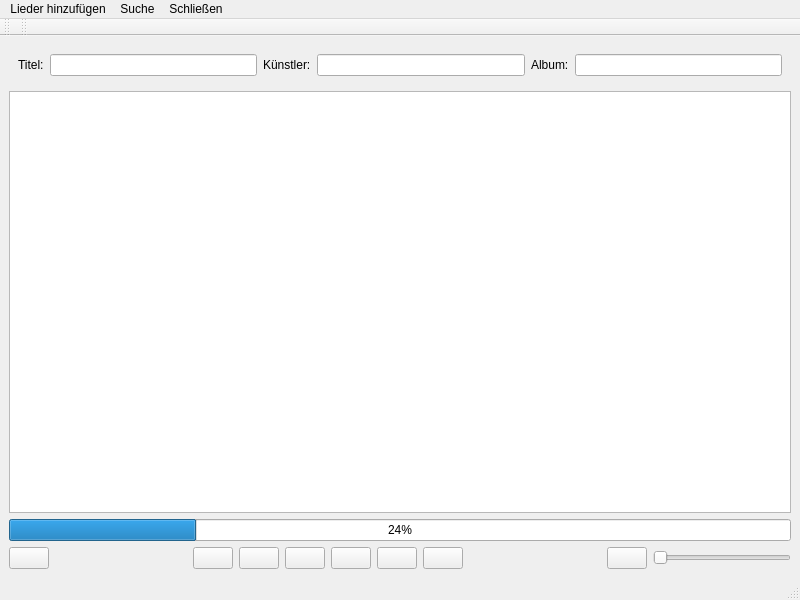
This is MP3-Player/player.ui in JenniferRied/mp3-Player as Qt 5 draws it before an edit. The edited form follows.
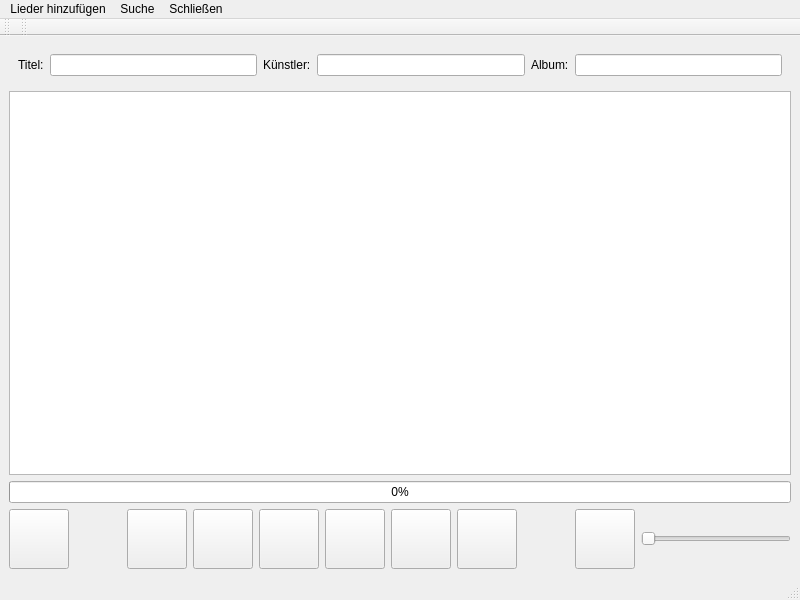
This is the edited form.

```diff
--- a/MP3-Player/player.ui
+++ b/MP3-Player/player.ui
@@ -57,7 +57,7 @@
     <item>
      <widget class="QProgressBar" name="lied_progressBar">
       <property name="value">
-       <number>24</number>
+       <number>0</number>
       </property>
      </widget>
     </item>
@@ -65,6 +65,18 @@
      <layout class="QHBoxLayout" name="horizontalLayout">
       <item>
        <widget class="QPushButton" name="zufall_button">
+        <property name="minimumSize">
+         <size>
+          <width>60</width>
+          <height>60</height>
+         </size>
+        </property>
+        <property name="maximumSize">
+         <size>
+          <width>60</width>
+          <height>60</height>
+         </size>
+        </property>
         <property name="text">
          <string/>
         </property>
@@ -85,6 +97,18 @@
       </item>
       <item>
        <widget class="QPushButton" name="zurueckspringen_button">
+        <property name="minimumSize">
+         <size>
+          <width>60</width>
+          <height>60</height>
+         </size>
+        </property>
+        <property name="maximumSize">
+         <size>
+          <width>60</width>
+          <height>60</height>
+         </size>
+        </property>
         <property name="text">
          <string/>
         </property>
@@ -92,6 +116,18 @@
       </item>
       <item>
        <widget class="QPushButton" name="zurueckspulen_button">
+        <property name="minimumSize">
+         <size>
+          <width>60</width>
+          <height>60</height>
+         </size>
+        </property>
+        <property name="maximumSize">
+         <size>
+          <width>60</width>
+          <height>60</height>
+         </size>
+        </property>
         <property name="text">
          <string/>
         </property>
@@ -99,6 +135,18 @@
       </item>
       <item>
        <widget class="QPushButton" name="wiedergabe_pause_button">
+        <property name="minimumSize">
+         <size>
+          <width>60</width>
+          <height>60</height>
+         </size>
+        </property>
+        <property name="maximumSize">
+         <size>
+          <width>60</width>
+          <height>60</height>
+         </size>
+        </property>
         <property name="text">
          <string/>
         </property>
@@ -106,6 +154,18 @@
       </item>
       <item>
        <widget class="QPushButton" name="vorspulen_button">
+        <property name="minimumSize">
+         <size>
+          <width>60</width>
+          <height>60</height>
+         </size>
+        </property>
+        <property name="maximumSize">
+         <size>
+          <width>60</width>
+          <height>60</height>
+         </size>
+        </property>
         <property name="text">
          <string/>
         </property>
@@ -113,6 +173,18 @@
       </item>
       <item>
        <widget class="QPushButton" name="weiter_button">
+        <property name="minimumSize">
+         <size>
+          <width>60</width>
+          <height>60</height>
+         </size>
+        </property>
+        <property name="maximumSize">
+         <size>
+          <width>60</width>
+          <height>60</height>
+         </size>
+        </property>
         <property name="text">
          <string/>
         </property>
@@ -120,6 +192,18 @@
       </item>
       <item>
        <widget class="QPushButton" name="stopp_button">
+        <property name="minimumSize">
+         <size>
+          <width>60</width>
+          <height>60</height>
+         </size>
+        </property>
+        <property name="maximumSize">
+         <size>
+          <width>60</width>
+          <height>60</height>
+         </size>
+        </property>
         <property name="text">
          <string/>
         </property>
@@ -140,6 +224,18 @@
       </item>
       <item>
        <widget class="QPushButton" name="stumm_button">
+        <property name="minimumSize">
+         <size>
+          <width>60</width>
+          <height>60</height>
+         </size>
+        </property>
+        <property name="maximumSize">
+         <size>
+          <width>60</width>
+          <height>60</height>
+         </size>
+        </property>
         <property name="text">
          <string/>
         </property>
@@ -147,6 +243,18 @@
       </item>
       <item>
        <widget class="QSlider" name="lautstaerke_slider">
+        <property name="minimumSize">
+         <size>
+          <width>150</width>
+          <height>0</height>
+         </size>
+        </property>
+        <property name="maximumSize">
+         <size>
+          <width>200</width>
+          <height>16777215</height>
+         </size>
+        </property>
         <property name="orientation">
          <enum>Qt::Horizontal</enum>
         </property>
```
